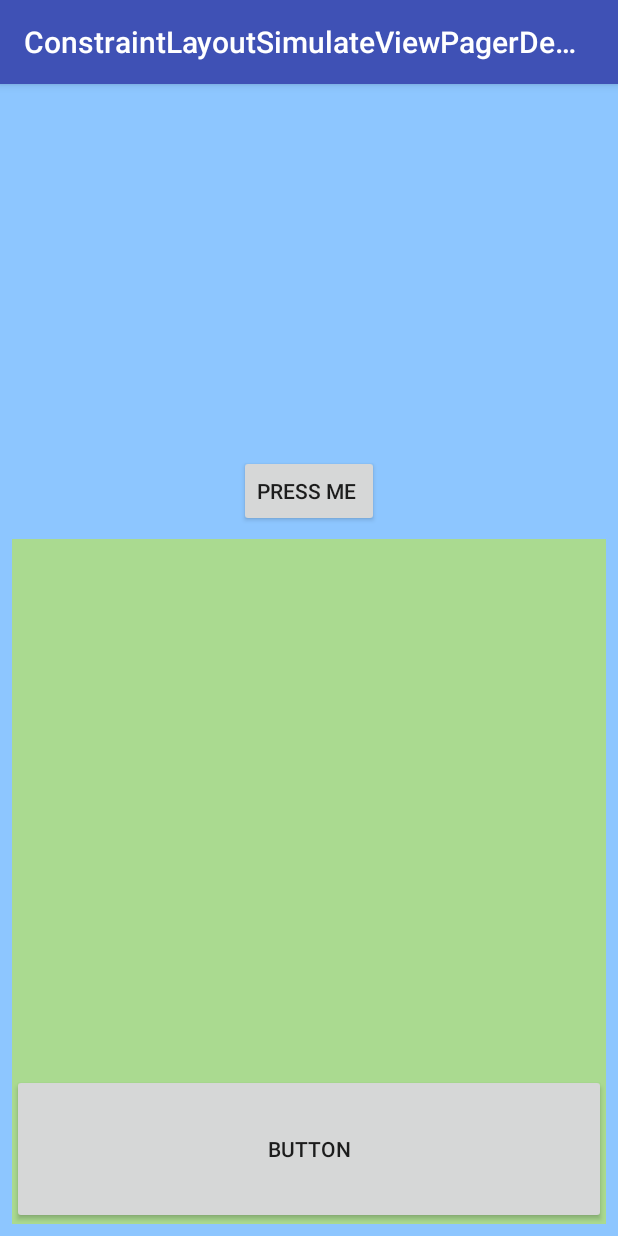
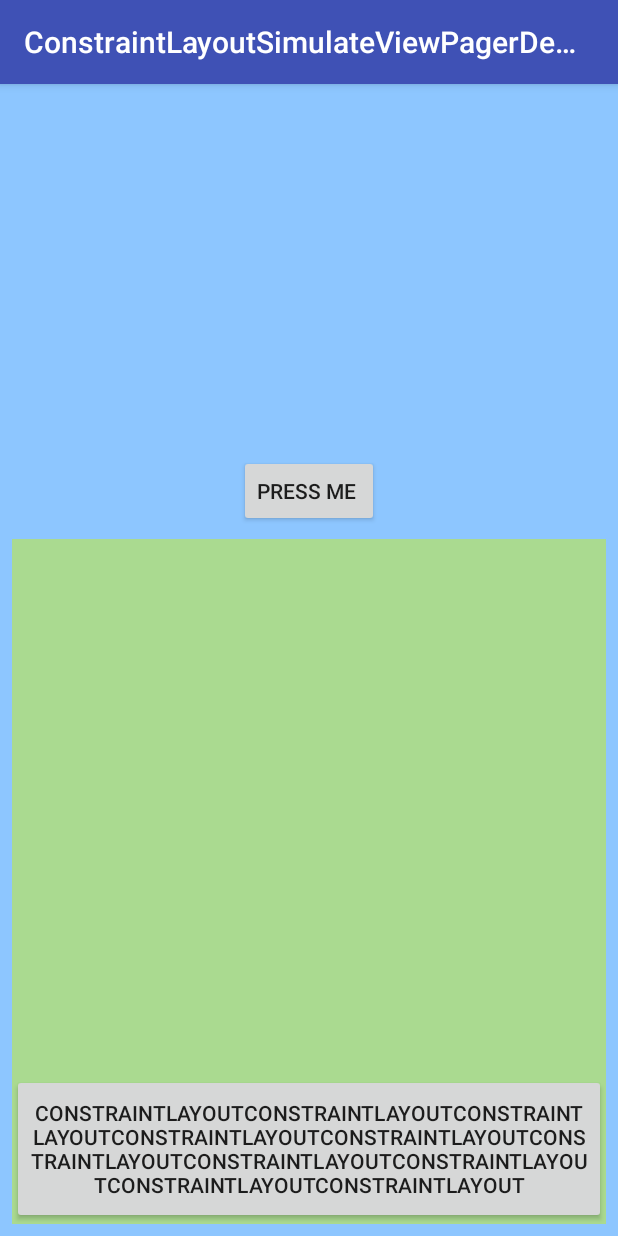
Before and after one commit to dyguests/ConstraintLayoutSimulateViewPagerDemo, an Android app: the screen it shows after launch (MainActivity), after a tap on "PRESS ME", on a phone screen of 412 x 824 dp. Run offline under Robolectric (Android 15) with nearby library versions, the phone set to English and light mode, and no system bars.

Commit message:
约束动画 先后顺序有问题??

```diff
--- a/app/src/main/java/com/fanhl/clsvpd/MainActivity.kt
+++ b/app/src/main/java/com/fanhl/clsvpd/MainActivity.kt
@@ -12,7 +12,7 @@ import kotlinx.android.synthetic.main.partial_main_bottom.*
 class MainActivity : AppCompatActivity() {
     private val constraint1 by lazy {
         ConstraintSet().apply {
-            clone(cl_container as ConstraintLayout)
+            clone(this@MainActivity, R.layout.partial_main_bottom)
         }
     }
     private val constraint2 by lazy {
@@ -26,9 +26,12 @@ class MainActivity : AppCompatActivity() {
     override fun onCreate(savedInstanceState: Bundle?) {
         super.onCreate(savedInstanceState)
         setContentView(R.layout.activity_main)
-        var guidePercent = 1f
         btn_1.setOnClickListener {
-            guidePercent = if (guidePercent == 0f) 1f else 0f
+            if (false) return@setOnClickListener
+
+            status = !status
+            //val            guidePercent = if (status) 1f else 0f
+            val guidePercent = if (status) 0f else 1f
 
             TransitionManager.beginDelayedTransition(cl_container as ConstraintLayout)
             gl_l.apply {
@@ -48,7 +51,7 @@ class MainActivity : AppCompatActivity() {
             }
         }
 
-//        btn_1.setOnClickListener { changeStatus() }
+        btn_1.setOnClickListener { changeStatus() }
     }
 
     private fun changeStatus() {
--- a/app/src/main/res/layout/partial_main_bottom.xml
+++ b/app/src/main/res/layout/partial_main_bottom.xml
@@ -36,7 +36,7 @@
             android:id="@+id/button"
             android:layout_width="0dp"
             android:layout_height="200dp"
-            android:text="Button"
+            android:text="ButtonButtonButtonButtonButtonButtonButtonButtonButtonButtonButtonButtonButtonButtonButtonButtonButtonButton"
             app:layout_constraintBottom_toBottomOf="parent"
             app:layout_constraintEnd_toEndOf="parent"
             app:layout_constraintStart_toStartOf="parent"/>
@@ -63,7 +63,7 @@
             android:id="@+id/button2"
             android:layout_width="0dp"
             android:layout_height="100dp"
-            android:text="Button"
+            android:text="ConstraintLayoutConstraintLayoutConstraintLayoutConstraintLayoutConstraintLayoutConstraintLayoutConstraintLayoutConstraintLayoutConstraintLayoutConstraintLayout"
             app:layout_constraintBottom_toBottomOf="parent"
             app:layout_constraintEnd_toEndOf="parent"
             app:layout_constraintStart_toStartOf="parent"/>
```
